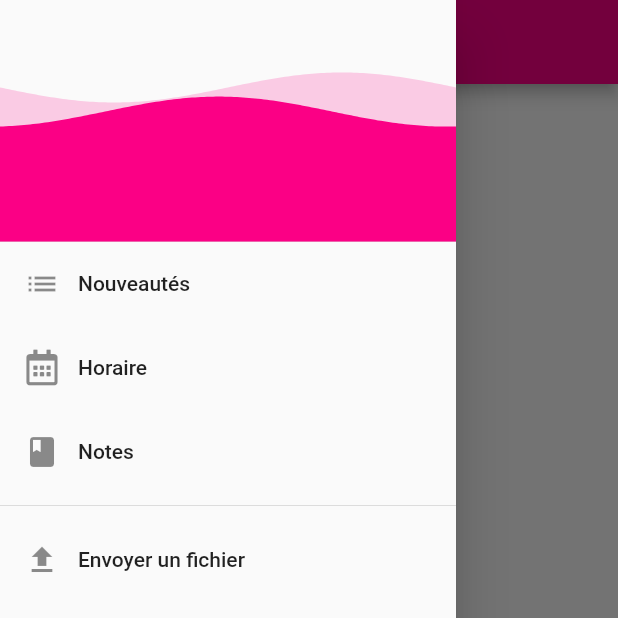
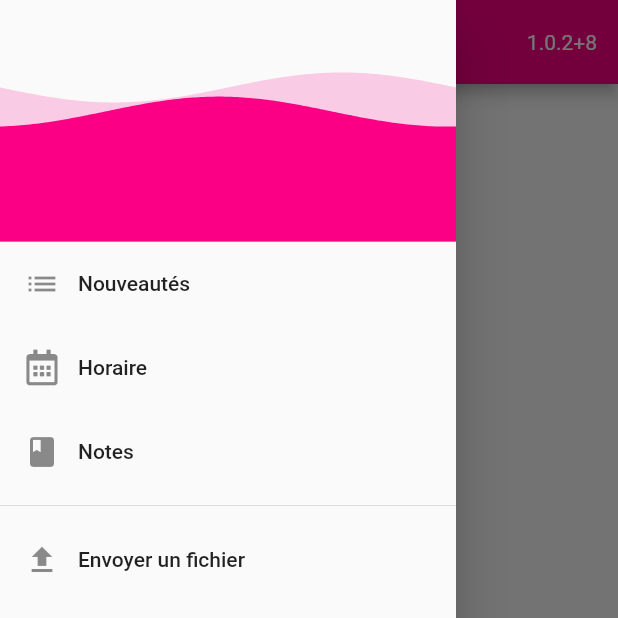
Before and after one commit to Wylarel/WahaApplication, a Flutter app: the screen it shows once a user with an empty profile is signed in, with the side drawer open, on a phone screen of 412 x 824 dp, the top half of it. Run offline on Flutter 3.47's test engine with Material 2 defaults, Android fonts, the phone set to English and light mode, and no system bars; drawn by our look-alikes of wave; our stand-ins replace adaptive_theme, awesome_dialog, cloud_firestore, confetti, dotted_border, file_picker and 10 more; missing offline and left inert: clipboard, clippy, dart:html, firebase, flutter_downloader, flutter_dropzone and 1 more; accounts and stored records are empty.

Commit message:
Order notes before render and add version

```diff
--- a/lib/module/news/news_view.dart
+++ b/lib/module/news/news_view.dart
@@ -4,18 +4,69 @@ import 'package:url_launcher/url_launcher.dart';
 import 'package:waha/widget/drawer.dart';
 import 'package:cloud_firestore/cloud_firestore.dart';
 import 'package:waha/widget/load.dart';
-import 'package:waha/widget/appbar.dart';
+import 'package:package_info/package_info.dart';
 
 
 class NewsPage extends StatelessWidget {
   @override
   Widget build(BuildContext context) {
     return Scaffold(
-      appBar: CustomAppBar("Nouveautés", true),
+      appBar: AppBar(
+        title: Text("Nouveautés"),
+        leading: Builder(
+          builder: (BuildContext context) {
+            return IconButton(
+              icon: Icon(Icons.menu),
+              onPressed: () {
+                Scaffold.of(context).openDrawer();
+              },
+              tooltip: 'Ouvrir le menu',
+            );
+          },
+        ),
+        actions: [
+          Padding(
+            padding: const EdgeInsets.only(right: 14.0),
+            child: AppVersionText(),
+          )
+        ],
+      ),
       drawer: AppDrawer(),
-        body:
-          NewsListWidget(),
+      body:
+      NewsListWidget(),
     );
+  }
+}
+
+class AppVersionText extends StatefulWidget {
+  @override
+  _AppVersionTextState createState() => _AppVersionTextState();
+}
+
+class _AppVersionTextState extends State<AppVersionText> {
+  String version = "";
+
+  @override
+  Widget build(BuildContext context) {
+    return Center(
+        child: Text(
+          version,
+          style: TextStyle(fontSize: 14.0, fontWeight: FontWeight.w400),
+        )
+    );
+  }
+
+  @override
+  void initState() {
+    super.initState();
+    updateVersion();
+  }
+
+  void updateVersion() async {
+    PackageInfo packageInfo = await PackageInfo.fromPlatform();
+    setState(() {
+      version = "${packageInfo.version}+${packageInfo.buildNumber}";
+    });
   }
 }
 
--- a/pubspec.yaml
+++ b/pubspec.yaml
@@ -3,7 +3,7 @@ description: A mobile app for the students of the Athénée de Waha
 
 publish_to: 'none' # Remove this line if you wish to publish to pub.dev
 
-version: 1.0.1+6
+version: 1.0.2+8
 
 environment:
   sdk: ">=2.7.0 <3.0.0"
@@ -13,7 +13,7 @@ dependencies:
     sdk: flutter
   html: ^0.14.0+3
   http: 0.12.2
-  reflectable: any
+  package_info: ^0.4.3
 
   url_launcher: ^5.1.3
   path_provider: ^1.6.11
```
Also changed, not shown: lib/module/notes/notes_view.dart (+11 -6 lines), pubspec.lock, 2 other files.
